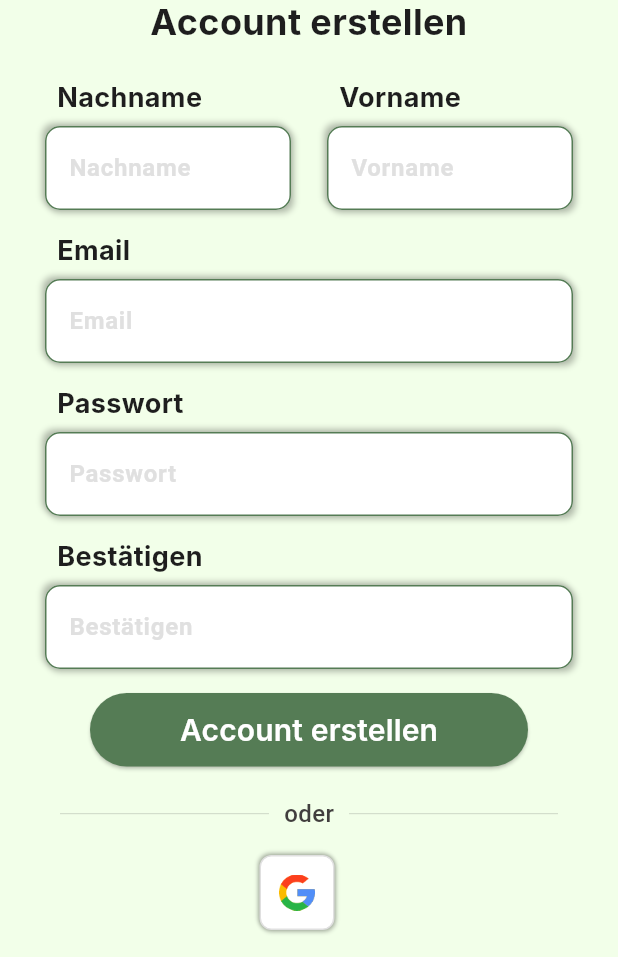
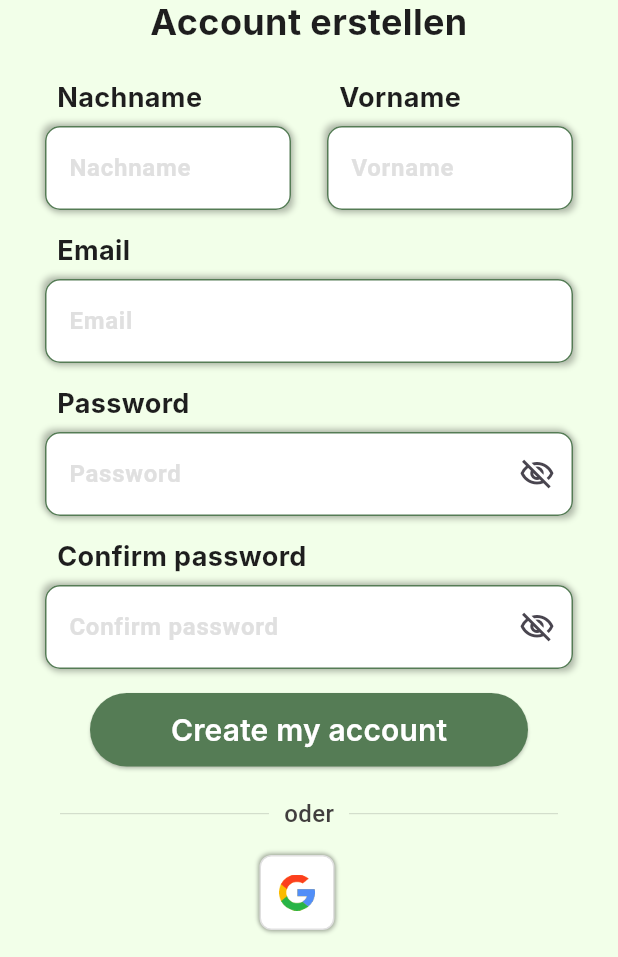
Before and after one commit to senrahulroy/appdrivepattern, a Flutter app: the SignupScreen screen opened directly, on a phone screen of 412 x 824 dp, the part 279-1236 px from its top. Run offline on Flutter 3.47's test engine with Material 3 defaults, Android fonts, the phone set to English and light mode, and no system bars; our stand-ins replace get, iconsax, logger; Roboto replaces fonts that are missing (Inter, Montserrat).

```diff
--- a/lib/common/login_singup/bottom_acc_text_with_btn.dart
+++ b/lib/common/login_singup/bottom_acc_text_with_btn.dart
@@ -25,7 +25,7 @@ class BottomAccountTextWithButton extends StatelessWidget {
           onPressed: onPressed,
           child: Text(
             subTitleBtn,
-            style: TextStyle(fontSize: 15, color: Colors.blue),
+            style: const TextStyle(fontSize: 15, color: Colors.blue),
           ),
         )
       ],
--- a/lib/common/widget/text_form_field/common_text_form_field.dart
+++ b/lib/common/widget/text_form_field/common_text_form_field.dart
@@ -31,7 +31,7 @@ class CommonTextField extends StatelessWidget {
   Widget build(BuildContext context) {
     return Container(
       width: double.infinity,
-      decoration: BoxDecoration(
+      decoration: const BoxDecoration(
         borderRadius: BorderRadius.all(Radius.circular(8)),
         boxShadow: [
           BoxShadow(
@@ -52,6 +52,7 @@ class CommonTextField extends StatelessWidget {
         controller: controller,
         focusNode: focusNode,
         obscureText: isObscureText ?? false,
+        obscuringCharacter: '*',
         autovalidateMode: AutovalidateMode.onUserInteraction,
         textCapitalization: TextCapitalization.words,
         inputFormatters: inputFormatters,
--- a/lib/features/auth/screens/login/login.dart
+++ b/lib/features/auth/screens/login/login.dart
@@ -1,5 +1,5 @@
 import 'package:appdrivepattern/common/login_singup/auth_divider.dart';
-import 'package:appdrivepattern/common/login_singup/auth_footer_SocialButtons.dart';
+import 'package:appdrivepattern/common/login_singup/auth_footer_social_buttons.dart';
 import 'package:appdrivepattern/features/auth/screens/login/widget/login_form.dart';
 import 'package:appdrivepattern/features/auth/screens/signup/signup.dart';
 import 'package:appdrivepattern/utils/constants/colors.dart';
@@ -32,7 +32,7 @@ class LoginScreen extends StatelessWidget {
 
             ///
             const AuthDivider(
-              dividerText: 'oder',
+              dividerText: 'Or',
             ),
 
             /// other login
@@ -43,8 +43,8 @@ class LoginScreen extends StatelessWidget {
 
             /// don't have a account
             BottomAccountTextWithButton(
-              title: 'Du hast noch keinen Account?',
-              subTitleBtn: 'Jetzt erstellen',
+              title: 'Don’t have an account yet?',
+              subTitleBtn: 'Create an account',
               onPressed: () {
                 Get.off(()=> const SignupScreen());
               },
--- a/lib/features/auth/screens/signup/signup.dart
+++ b/lib/features/auth/screens/signup/signup.dart
@@ -1,8 +1,10 @@
+import 'package:appdrivepattern/features/auth/screens/login/login.dart';
 import 'package:appdrivepattern/features/auth/screens/signup/widget/singup_form.dart';
 import 'package:flutter/material.dart';
+import 'package:get/get.dart';
 
 import '../../../../common/login_singup/auth_divider.dart';
-import '../../../../common/login_singup/auth_footer_SocialButtons.dart';
+import '../../../../common/login_singup/auth_footer_social_buttons.dart';
 import '../../../../common/login_singup/bottom_acc_text_with_btn.dart';
 import '../../../../common/login_singup/head_image_title.dart';
 import '../../../../utils/constants/colors.dart';
@@ -41,9 +43,11 @@ class SignupScreen extends StatelessWidget {
 
             /// don't have a account
             BottomAccountTextWithButton(
-              title: 'Du hast noch keinen Account?',
-              subTitleBtn: 'Jetzt erstellen',
-              onPressed: () {},
+              title: 'Already have an account?',
+              subTitleBtn: 'Login',
+              onPressed: () {
+                Get.to(()=> const LoginScreen());
+              },
             ),
           ],
         ),
--- a/lib/features/auth/screens/signup/widget/singup_form.dart
+++ b/lib/features/auth/screens/signup/widget/singup_form.dart
@@ -1,12 +1,21 @@
 import 'package:appdrivepattern/common/widget/button/common_primary.dart';
 import 'package:appdrivepattern/utils/constants/sizes.dart';
 import 'package:flutter/material.dart';
-import 'package:iconsax/iconsax.dart';
+import 'package:get/get.dart';
 import '../../../../../common/login_singup/form_text_field_with_label.dart';
 import '../../../../../common/widget/text_form_field/common_text_form_field.dart';
+import '../../../../../navigation_menu.dart';
 
-class SingUpForm extends StatelessWidget {
+class SingUpForm extends StatefulWidget {
   const SingUpForm({super.key});
+
+  @override
+  State<SingUpForm> createState() => _SingUpFormState();
+}
+
+class _SingUpFormState extends State<SingUpForm> {
+  bool isPassVisible = true;
+  bool isPassCVisible = true;
 
   @override
   Widget build(BuildContext context) {
@@ -49,23 +58,47 @@ class SingUpForm extends StatelessWidget {
                 hintText: 'Email',
               )),
           const SizedBox(height: RSizes.spaceBtwItems),
-          const FormTextFieldWithLabel(
-              label: 'Passwort',
+            FormTextFieldWithLabel(
+              label: 'Password',
               textField: CommonTextField(
-                hintText: 'Passwort',
+                isObscureText: isPassVisible,
+                hintText: 'Password',
+                suffix: GestureDetector(
+                    onTap: () {
+                      setState(() {
+                        isPassVisible =! isPassVisible;
+                      });
+
+                    },
+                    child: Icon(isPassVisible
+                        ? Icons.visibility_off_outlined
+                        : Icons.visibility_outlined)),
               )),
 
           const SizedBox(height: RSizes.spaceBtwItems),
-          const FormTextFieldWithLabel(
-              label: 'Bestätigen',
+            FormTextFieldWithLabel(
+              label: 'Confirm password',
               textField: CommonTextField(
-                hintText: 'Bestätigen',
+                isObscureText: isPassCVisible,
+                hintText: 'Confirm password',
+                suffix: GestureDetector(
+                    onTap: () {
+                      setState(() {
+                        isPassCVisible =! isPassCVisible;
+                      });
+
+                    },
+                    child: Icon(isPassCVisible
+                        ? Icons.visibility_off_outlined
+                        : Icons.visibility_outlined)),
               )),
           const SizedBox(height: RSizes.spaceBtwItems),
           /// login btn
           CommonPrimaryButton(
-            btnTitle: 'Account erstellen',
-            onPressed: () {},
+            btnTitle: 'Create my account',
+            onPressed: () {
+              Get.to(()=>const NavigationMenu());
+            },
           )
         ],
       ),
```
Also changed, not shown: lib/features/app_drive/screens/chat/chat.dart (added, +17 -0 lines), lib/features/app_drive/screens/home/home.dart (added, +17 -0 lines), lib/features/app_drive/screens/profile/profile.dart (added, +17 -0 lines), lib/features/auth/screens/login/widget/forgot_password.dart (+30 -6 lines), lib/features/auth/screens/login/widget/login_form.dart (+33 -9 lines), lib/features/auth/screens/login/widget/loginform.dart (deleted, +0 -37 lines), lib/navigation_menu.dart (added, +52 -0 lines), lib/utils/constants/text_strings.dart (+20 -0 lines), lib/common/login_singup/auth_footer_social_buttons.dart (renamed from lib/common/login_singup/auth_footer_SocialButtons.dart).
